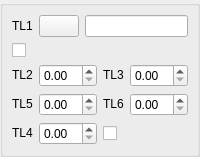
First picture: the form in src/DlgRef/DlgRef_1Sel5Spin1Check_QTD.ui, repository SalomePlatform/geom, before the edit.
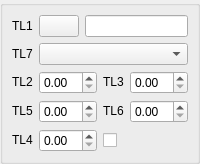
Second picture: the form after the edit. Custom widgets are drawn as their Qt base class.

What changed in the file:
```diff
--- a/src/DlgRef/DlgRef_1Sel5Spin1Check_QTD.ui
+++ b/src/DlgRef/DlgRef_1Sel5Spin1Check_QTD.ui
@@ -7,13 +7,13 @@
     <x>0</x>
     <y>0</y>
     <width>200</width>
-    <height>153</height>
+    <height>162</height>
    </rect>
   </property>
   <property name="windowTitle">
    <string/>
   </property>
-  <layout class="QGridLayout">
+  <layout class="QGridLayout" name="gridLayout_2">
    <property name="margin">
     <number>0</number>
    </property>
@@ -59,13 +59,25 @@
         </item>
        </layout>
       </item>
-      <item row="1" column="0" colspan="2">
-       <widget class="QCheckBox" name="CheckBox2">
+      <item row="1" column="0">
+       <widget class="QLabel" name="TextLabel7">
+        <property name="sizePolicy">
+         <sizepolicy hsizetype="Fixed" vsizetype="Fixed">
+          <horstretch>0</horstretch>
+          <verstretch>0</verstretch>
+         </sizepolicy>
+        </property>
         <property name="text">
-         <string/>
+         <string>TL7</string>
+        </property>
+        <property name="wordWrap">
+         <bool>false</bool>
         </property>
        </widget>
       </item>
+      <item row="1" column="1">
+       <widget class="QComboBox" name="ComboBox1"/>
+      </item>
       <item row="2" column="0" colspan="2">
        <layout class="QGridLayout">
         <item row="0" column="0">
```
Left out of the diff: 2 changed lines with no effect on the pictures.
